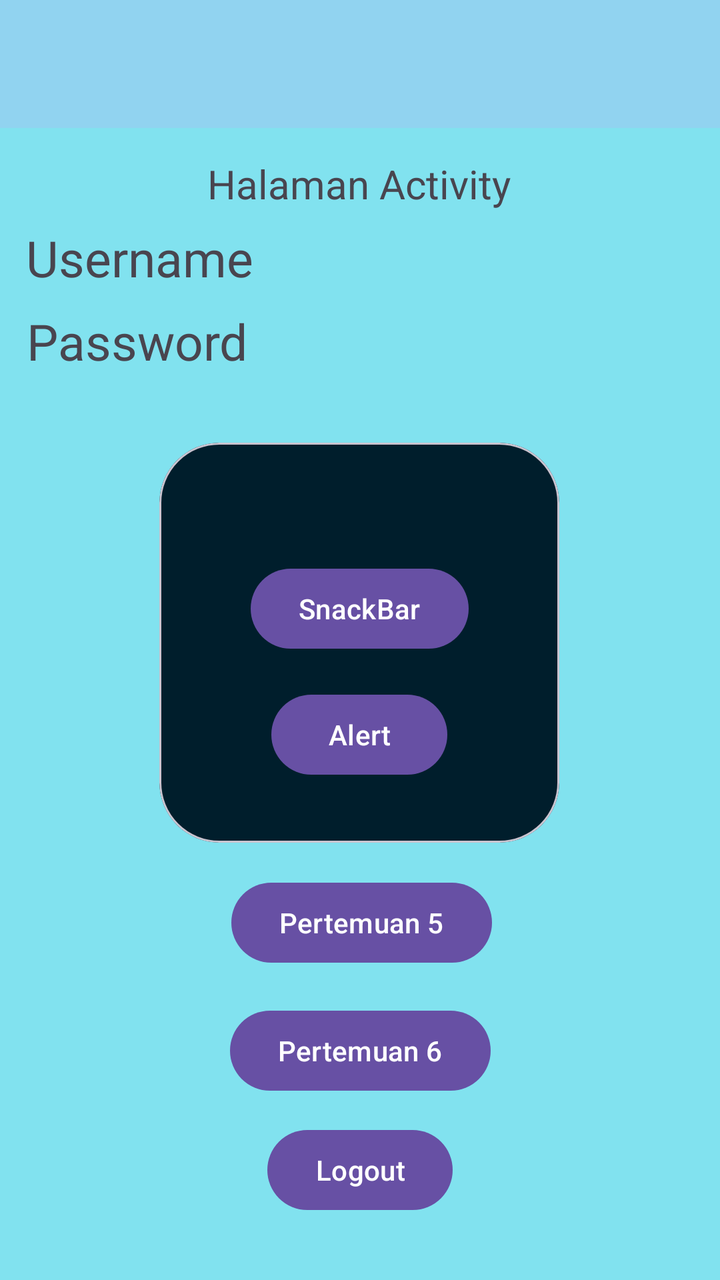
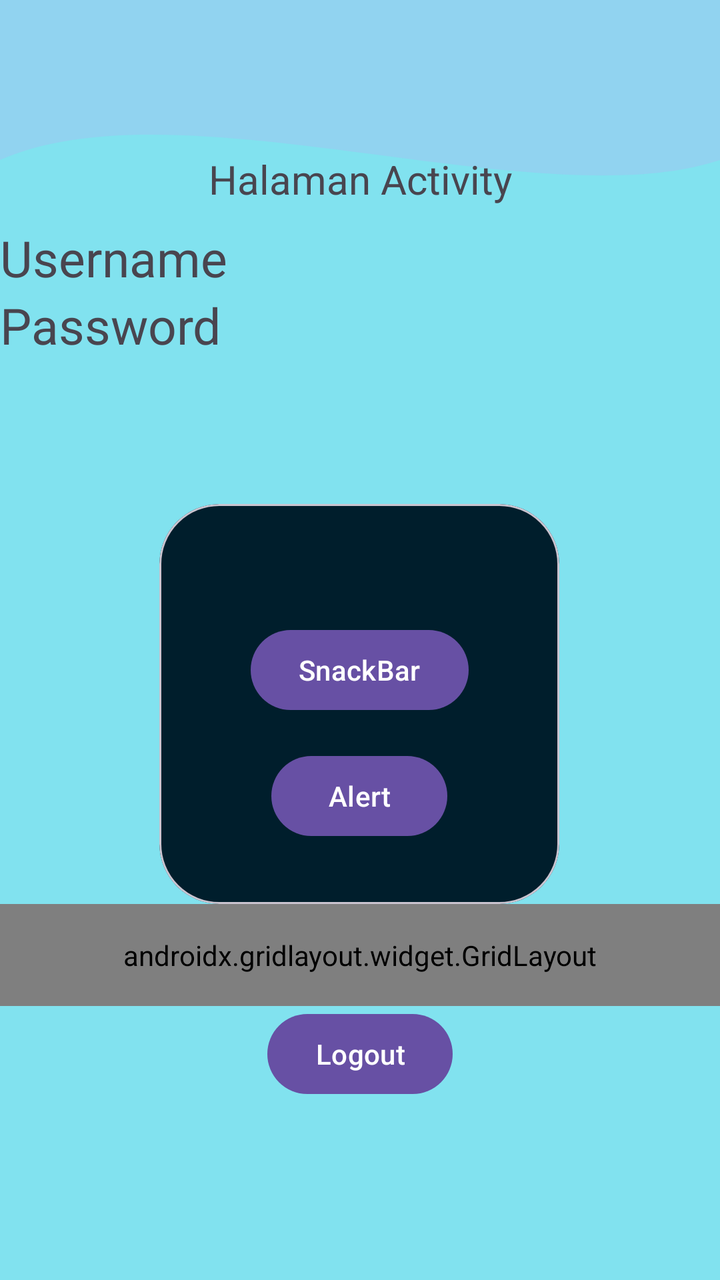

Compare the two renders of this Android layout. The source of the first and the diff that turns it into the second are given below.
<!-- AndroidManifest.xml: application theme Theme.Ahmad_Project_3tia -->
<!-- res/layout/fragment_home.xml -->
<?xml version="1.0" encoding="utf-8"?>
<androidx.constraintlayout.widget.ConstraintLayout xmlns:android="http://schemas.android.com/apk/res/android"
    xmlns:tools="http://schemas.android.com/tools"
    android:layout_width="match_parent"
    android:layout_height="match_parent"
    xmlns:app="http://schemas.android.com/apk/res-auto"
    android:background="@color/Blue"
    tools:context=".Home.HomeFragment">

    <androidx.appcompat.widget.Toolbar
        android:id="@+id/toolbar"
        android:layout_width="match_parent"
        android:layout_height="?attr/actionBarSize"
        android:background="#FC91D3F0"
        app:layout_constraintEnd_toEndOf="parent"
        app:layout_constraintStart_toStartOf="parent"
        app:layout_constraintTop_toTopOf="parent"
        app:subtitleTextColor="@android:color/white"
        app:titleTextColor="@android:color/white"/>

    <TextView
        android:id="@+id/texUsername"
        android:layout_width="wrap_content"
        android:layout_height="wrap_content"
        android:layout_marginTop="112dp"
        android:text="Username"
        android:textSize="25sp"
        app:layout_constraintEnd_toEndOf="parent"
        app:layout_constraintHorizontal_bias="0.053"
        app:layout_constraintStart_toStartOf="parent"
        app:layout_constraintTop_toTopOf="parent" />

    <com.google.android.material.card.MaterialCardView
        android:id="@+id/materialCardView"
        android:layout_width="200dp"
        android:layout_height="200dp"
        app:cardBackgroundColor="@color/material_dynamic_primary10"
        app:cardCornerRadius="30dp"
        app:layout_constraintBottom_toBottomOf="parent"
        app:layout_constraintEnd_toEndOf="parent"
        app:layout_constraintHorizontal_bias="0.497"
        app:layout_constraintStart_toStartOf="parent"
        app:layout_constraintTop_toBottomOf="@+id/textPassword"
        app:layout_constraintVertical_bias="0.134">

        <androidx.constraintlayout.widget.ConstraintLayout
            android:layout_width="match_parent"
            android:layout_height="match_parent"
            android:layout_margin="15dp">

            <Button
                android:id="@+id/btnSnackbar"
                android:layout_width="wrap_content"
                android:layout_height="wrap_content"
                android:layout_marginTop="44dp"
                android:text="SnackBar"
                app:layout_constraintEnd_toEndOf="parent"
                app:layout_constraintHorizontal_bias="0.505"
                app:layout_constraintStart_toStartOf="parent"
                app:layout_constraintTop_toTopOf="parent" />

            <Button
                android:id="@+id/btnAlert"
                android:layout_width="wrap_content"
                android:layout_height="wrap_content"
                android:text="Alert"
                app:layout_constraintBottom_toBottomOf="parent"
                app:layout_constraintEnd_toEndOf="parent"
                app:layout_constraintStart_toStartOf="parent"
                app:layout_constraintTop_toBottomOf="@+id/btnSnackbar" />
        </androidx.constraintlayout.widget.ConstraintLayout>


    </com.google.android.material.card.MaterialCardView>

    <TextView
        android:id="@+id/textPassword"
        android:layout_width="wrap_content"
        android:layout_height="wrap_content"
        android:layout_marginTop="8dp"
        android:text="Password"
        android:textSize="25sp"
        app:layout_constraintEnd_toEndOf="parent"
        app:layout_constraintHorizontal_bias="0.053"
        app:layout_constraintStart_toStartOf="parent"
        app:layout_constraintTop_toBottomOf="@+id/texUsername" />

    <TextView
        android:id="@+id/textHalamanActivity"
        android:layout_width="wrap_content"
        android:layout_height="wrap_content"
        android:text="Halaman Activity"
        android:textSize="20sp"
        app:layout_constraintBottom_toBottomOf="parent"
        app:layout_constraintEnd_toEndOf="parent"
        app:layout_constraintHorizontal_bias="0.498"
        app:layout_constraintStart_toStartOf="parent"
        app:layout_constraintTop_toBottomOf="@+id/toolbar"
        app:layout_constraintVertical_bias="0.026" />

    <Button
        android:id="@+id/btntolima"
        android:layout_width="wrap_content"
        android:layout_height="wrap_content"
        android:layout_marginTop="16dp"
        android:text="Pertemuan 5"
        app:layout_constraintEnd_toEndOf="parent"
        app:layout_constraintHorizontal_bias="0.503"
        app:layout_constraintStart_toStartOf="parent"
        app:layout_constraintTop_toBottomOf="@+id/materialCardView" />

    <Button
        android:id="@+id/btnLogout"
        android:layout_width="wrap_content"
        android:layout_height="wrap_content"
        android:text="Logout"
        app:layout_constraintBottom_toBottomOf="parent"
        app:layout_constraintEnd_toEndOf="parent"
        app:layout_constraintStart_toStartOf="parent"
        app:layout_constraintTop_toBottomOf="@+id/btntoEnam"
        app:layout_constraintVertical_bias="0.271" />

    <Button
        android:id="@+id/btntoEnam"
        android:layout_width="wrap_content"
        android:layout_height="wrap_content"
        android:layout_marginTop="16dp"
        android:text="Pertemuan 6"
        app:layout_constraintEnd_toEndOf="parent"
        app:layout_constraintStart_toStartOf="parent"
        app:layout_constraintTop_toBottomOf="@+id/btntolima" />

</androidx.constraintlayout.widget.ConstraintLayout>
<!-- resources referenced by this layout -->
<resources>
  <color name="Blue">#81E2EF</color>
  <style name="Theme.Ahmad_Project_3tia" parent="Base.Theme.Ahmad_Project_3tia" />
  <style name="Base.Theme.Ahmad_Project_3tia" parent="Theme.Material3.DayNight.NoActionBar">
          
          
      </style>
</resources>

<!-- the commit's change to res/layout/fragment_home.xml (unified diff, before → after) -->
@@ -7,11 +7,20 @@
     android:background="@color/Blue"
     tools:context=".Home.HomeFragment">
 
+    <View
+        android:id="@+id/background_header"
+        android:layout_width="0dp"
+        android:layout_height="200dp"
+        android:background="@drawable/bg_header_wave"
+        app:layout_constraintStart_toStartOf="parent"
+        app:layout_constraintEnd_toEndOf="parent"
+        app:layout_constraintTop_toTopOf="parent" />
+
     <androidx.appcompat.widget.Toolbar
         android:id="@+id/toolbar"
         android:layout_width="match_parent"
         android:layout_height="?attr/actionBarSize"
-        android:background="#FC91D3F0"
+        android:background="@android:color/transparent"
         app:layout_constraintEnd_toEndOf="parent"
         app:layout_constraintStart_toStartOf="parent"
         app:layout_constraintTop_toTopOf="parent"
@@ -26,9 +35,30 @@
         android:text="Username"
         android:textSize="25sp"
         app:layout_constraintEnd_toEndOf="parent"
-        app:layout_constraintHorizontal_bias="0.053"
+        app:layout_constraintHorizontal_bias="0.0"
         app:layout_constraintStart_toStartOf="parent"
         app:layout_constraintTop_toTopOf="parent" />
+
+    <TextView
+        android:id="@+id/textPassword"
+        android:layout_width="wrap_content"
+        android:layout_height="wrap_content"
+        android:text="Password"
+        android:textSize="25sp"
+        app:layout_constraintStart_toStartOf="parent"
+        app:layout_constraintTop_toBottomOf="@+id/texUsername" />
+
+    <TextView
+        android:id="@+id/textHalamanActivity"
+        android:layout_width="wrap_content"
+        android:layout_height="wrap_content"
+        android:layout_marginTop="12dp"
+        android:text="Halaman Activity"
+        android:textSize="20sp"
+        app:layout_constraintEnd_toEndOf="parent"
+        app:layout_constraintHorizontal_bias="0.501"
+        app:layout_constraintStart_toStartOf="parent"
+        app:layout_constraintTop_toBottomOf="@+id/toolbar" />
 
     <com.google.android.material.card.MaterialCardView
         android:id="@+id/materialCardView"
@@ -41,7 +71,7 @@
         app:layout_constraintHorizontal_bias="0.497"
         app:layout_constraintStart_toStartOf="parent"
         app:layout_constraintTop_toBottomOf="@+id/textPassword"
-        app:layout_constraintVertical_bias="0.134">
+        app:layout_constraintVertical_bias="0.279">
 
         <androidx.constraintlayout.widget.ConstraintLayout
             android:layout_width="match_parent"
@@ -70,64 +100,57 @@
                 app:layout_constraintTop_toBottomOf="@+id/btnSnackbar" />
         </androidx.constraintlayout.widget.ConstraintLayout>
 
-
     </com.google.android.material.card.MaterialCardView>
 
-    <TextView
-        android:id="@+id/textPassword"
-        android:layout_width="wrap_content"
+    <androidx.gridlayout.widget.GridLayout
+        android:id="@+id/gridMenu"
+        android:layout_width="0dp"
         android:layout_height="wrap_content"
-        android:layout_marginTop="8dp"
-        android:text="Password"
-        android:textSize="25sp"
+        android:padding="16dp"
+        app:columnCount="2"
         app:layout_constraintEnd_toEndOf="parent"
-        app:layout_constraintHorizontal_bias="0.053"
         app:layout_constraintStart_toStartOf="parent"
-        app:layout_constraintTop_toBottomOf="@+id/texUsername" />
+        app:layout_constraintTop_toBottomOf="@+id/materialCardView"
+        app:useDefaultMargins="true">
 
-    <TextView
-        android:id="@+id/textHalamanActivity"
-        android:layout_width="wrap_content"
-        android:layout_height="wrap_content"
-        android:text="Halaman Activity"
-        android:textSize="20sp"
-        app:layout_constraintBottom_toBottomOf="parent"
-        app:layout_constraintEnd_toEndOf="parent"
-        app:layout_constraintHorizontal_bias="0.498"
-        app:layout_constraintStart_toStartOf="parent"
-        app:layout_constraintTop_toBottomOf="@+id/toolbar"
-        app:layout_constraintVertical_bias="0.026" />
+        <Button
+            android:id="@+id/btntolima"
+            android:layout_width="wrap_content"
+            android:layout_height="wrap_content"
+            android:text="Pertemuan 5"
+            app:layout_columnWeight="1"
+            app:layout_gravity="fill_horizontal" />
 
-    <Button
-        android:id="@+id/btntolima"
-        android:layout_width="wrap_content"
-        android:layout_height="wrap_content"
-        android:layout_marginTop="16dp"
-        android:text="Pertemuan 5"
-        app:layout_constraintEnd_toEndOf="parent"
-        app:layout_constraintHorizontal_bias="0.503"
-        app:layout_constraintStart_toStartOf="parent"
-        app:layout_constraintTop_toBottomOf="@+id/materialCardView" />
+
+        <Button
+            android:id="@+id/btntoEnam"
+            android:layout_width="wrap_content"
+            android:layout_height="wrap_content"
+            android:text="Pertemuan 6"
+            app:layout_columnWeight="1"
+            app:layout_gravity="fill_horizontal" />
+
+        <Button
+            android:id="@+id/btntoNinth"
+            android:layout_width="wrap_content"
+            android:layout_height="wrap_content"
+            android:text="Pertemuan 9"
+            app:layout_columnWeight="1"
+            app:layout_gravity="fill_horizontal" />
+
+    </androidx.gridlayout.widget.GridLayout>
 
     <Button
         android:id="@+id/btnLogout"
         android:layout_width="wrap_content"
         android:layout_height="wrap_content"
         android:text="Logout"
+        app:layout_columnWeight="1"
         app:layout_constraintBottom_toBottomOf="parent"
         app:layout_constraintEnd_toEndOf="parent"
         app:layout_constraintStart_toStartOf="parent"
-        app:layout_constraintTop_toBottomOf="@+id/btntoEnam"
-        app:layout_constraintVertical_bias="0.271" />
-
-    <Button
-        android:id="@+id/btntoEnam"
-        android:layout_width="wrap_content"
-        android:layout_height="wrap_content"
-        android:layout_marginTop="16dp"
-        android:text="Pertemuan 6"
-        app:layout_constraintEnd_toEndOf="parent"
-        app:layout_constraintStart_toStartOf="parent"
-        app:layout_constraintTop_toBottomOf="@+id/btntolima" />
+        app:layout_constraintTop_toBottomOf="@+id/gridMenu"
+        app:layout_constraintVertical_bias="0.0"
+        app:layout_gravity="fill_horizontal" />
 
 </androidx.constraintlayout.widget.ConstraintLayout>
<!-- resource entries referenced after the edit -->
@@ -1,6 +1,17 @@
 <!-- resources referenced by this layout -->
 <resources>
   <color name="Blue">#81E2EF</color>
+  <!-- drawable bg_header_wave (drawable) -->
+  <?xml version="1.0" encoding="utf-8"?>
+  <vector xmlns:android="http://schemas.android.com/apk/res/android"
+      android:width="100dp"
+      android:height="100dp"
+      android:viewportWidth="100"
+      android:viewportHeight="100">
+      <path
+          android:fillColor="#FC91D3F0"
+          android:pathData="M0,0 L100,0 L100,40 C75,55 25,20 0,40 Z" />
+  </vector>
   <style name="Theme.Ahmad_Project_3tia" parent="Base.Theme.Ahmad_Project_3tia" />
   <style name="Base.Theme.Ahmad_Project_3tia" parent="Theme.Material3.DayNight.NoActionBar">
           
